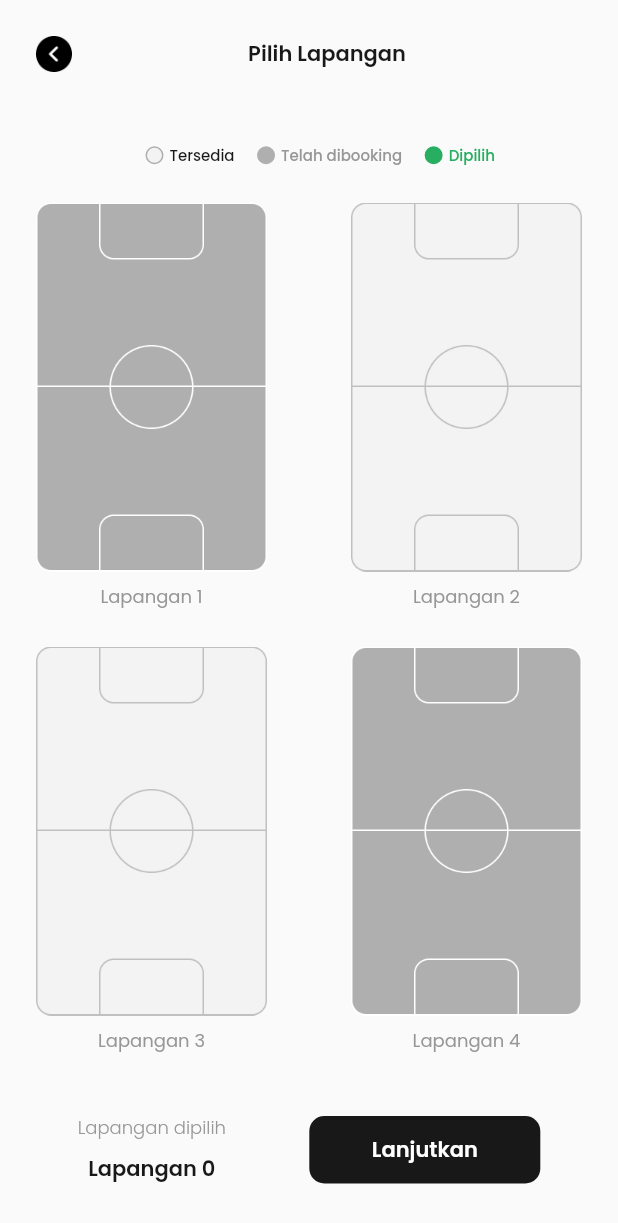
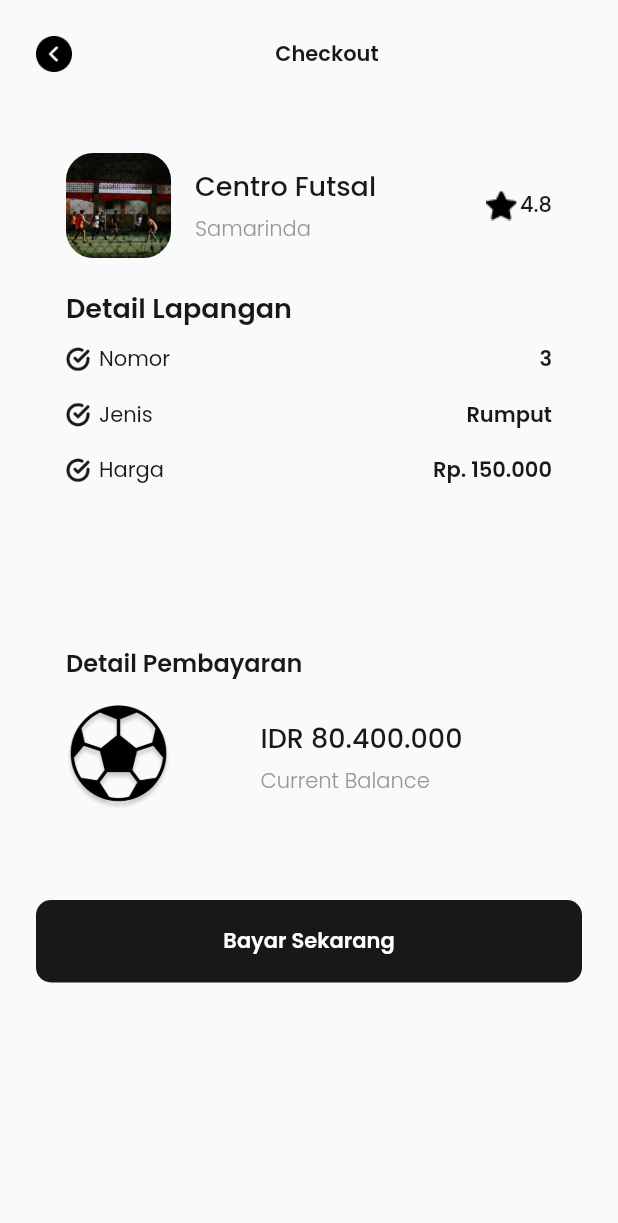
Before and after one commit to 2001arman/flutter-futsalApp, a Flutter app: the FieldPage screen opened by its route, after a tap on "Lanjutkan", on a phone screen of 412 x 824 dp. Shown: the top 1223 px of the screen. Run offline on Flutter 3.47's test engine with Material 2 defaults, Android fonts, the phone set to English and light mode, and no system bars; our stand-ins replace bloc, flutter_bloc, google_fonts.

Commit message:
sudah sampe checkout page

```diff
--- a/lib/main.dart
+++ b/lib/main.dart
@@ -1,5 +1,6 @@
 import 'package:demo_futsalapp/cubit/field_cubit.dart';
 import 'package:demo_futsalapp/cubit/page_cubit.dart';
+import 'package:demo_futsalapp/pages/checkout_page.dart';
 import 'package:demo_futsalapp/pages/details_page.dart';
 import 'package:demo_futsalapp/pages/field_page.dart';
 import 'package:demo_futsalapp/pages/login_page.dart';
@@ -36,6 +37,7 @@
           'main-page': (context) => MainPage(),
           'details-page': (context) => DetailsPage(),
           'field-page': (context) => FieldPage(),
+          'checkout-page': (context) => CheckoutPage(),
         },
         // home: HomePage(),
       ),
--- /dev/null
+++ b/lib/pages/checkout_page.dart
@@ -0,0 +1,195 @@
+import 'package:demo_futsalapp/constanst.dart';
+import 'package:demo_futsalapp/widgets/container_icon.dart';
+import 'package:demo_futsalapp/widgets/detail_item.dart';
+import 'package:demo_futsalapp/widgets/my_button.dart';
+import 'package:flutter/material.dart';
+
+class CheckoutPage extends StatelessWidget {
+  const CheckoutPage({Key? key}) : super(key: key);
+
+  @override
+  Widget build(BuildContext context) {
+    Widget topBarSection() {
+      return Container(
+        margin: EdgeInsets.all(defaultMargin),
+        width: double.infinity,
+        child: Row(
+          children: [
+            GestureDetector(
+              onTap: () {
+                Navigator.pop(context);
+              },
+              child: ContainerIcon(imageUrl: "assets/icon_arrow.png"),
+            ),
+            Spacer(),
+            Text(
+              "Checkout",
+              style: blackTextStyle.copyWith(
+                fontSize: 14,
+                fontWeight: semiBold,
+              ),
+            ),
+            Spacer(),
+          ],
+        ),
+      );
+    }
+
+    Widget detailsSection() {
+      Widget informasiLapangan() {
+        return Row(
+          children: [
+            Container(
+              width: 70,
+              height: 70,
+              margin: EdgeInsets.only(right: 16),
+              decoration: BoxDecoration(
+                borderRadius: BorderRadius.circular(18),
+                image: DecorationImage(
+                  image: AssetImage("assets/image_futsal1.png"),
+                  fit: BoxFit.cover,
+                ),
+              ),
+            ),
+            Expanded(
+              child: Column(
+                crossAxisAlignment: CrossAxisAlignment.start,
+                children: [
+                  Text(
+                    "Centro Futsal",
+                    style: blackTextStyle.copyWith(
+                      fontSize: 18,
+                      fontWeight: medium,
+                    ),
+                  ),
+                  SizedBox(height: 5),
+                  Text(
+                    "Samarinda",
+                    style: lightTextStyle.copyWith(
+                      fontWeight: light,
+                    ),
+                  )
+                ],
+              ),
+            ),
+            ContainerIcon(imageUrl: "assets/icon_star.png"),
+            Text(
+              "4.8",
+              style: blackTextStyle.copyWith(
+                fontWeight: medium,
+              ),
+            )
+          ],
+        );
+      }
+
+      Widget detailLapangan() {
+        return Container(
+          margin: EdgeInsets.only(top: 20),
+          child: Column(
+            crossAxisAlignment: CrossAxisAlignment.start,
+            children: [
+              Text(
+                "Detail Lapangan",
+                style: blackTextStyle.copyWith(
+                  fontSize: 18,
+                  fontWeight: semiBold,
+                ),
+              ),
+              SizedBox(height: 10),
+              DetailItem(title: "Nomor", value: "3"),
+              DetailItem(title: "Jenis", value: "Rumput"),
+              DetailItem(title: "Harga", value: "Rp. 150.000"),
+            ],
+          ),
+        );
+      }
+
+      return Container(
+        padding: EdgeInsets.symmetric(vertical: 30, horizontal: 20),
+        margin: EdgeInsets.symmetric(horizontal: defaultMargin),
+        child: Column(
+          crossAxisAlignment: CrossAxisAlignment.start,
+          children: [
+            informasiLapangan(),
+            detailLapangan(),
+          ],
+        ),
+      );
+    }
+
+    Widget saldo() {
+      return Container(
+        margin: EdgeInsets.symmetric(vertical: 30, horizontal: defaultMargin),
+        padding: EdgeInsets.symmetric(horizontal: 20, vertical: 30),
+        child: Column(
+          crossAxisAlignment: CrossAxisAlignment.start,
+          children: [
+            Text(
+              "Detail Pembayaran",
+              style: blackTextStyle.copyWith(
+                fontSize: 16,
+                fontWeight: semiBold,
+              ),
+            ),
+            SizedBox(height: 16),
+            Row(
+              children: [
+                Container(
+                  width: 70,
+                  height: 70,
+                  decoration: BoxDecoration(
+                    image: DecorationImage(
+                      image: AssetImage("assets/logo.png"),
+                    ),
+                  ),
+                ),
+                Spacer(),
+                Column(
+                  crossAxisAlignment: CrossAxisAlignment.start,
+                  children: [
+                    Text(
+                      "IDR 80.400.000",
+                      style: blackTextStyle.copyWith(
+                        fontSize: 18,
+                        fontWeight: medium,
+                      ),
+                    ),
+                    SizedBox(height: 5),
+                    Text(
+                      "Current Balance",
+                      style: lightTextStyle.copyWith(
+                        fontWeight: light,
+                      ),
+                    )
+                  ],
+                ),
+                Spacer(),
+              ],
+            ),
+          ],
+        ),
+      );
+    }
+
+    return Scaffold(
+      backgroundColor: kBackgroundColor,
+      body: SafeArea(
+        child: ListView(
+          children: [
+            topBarSection(),
+            detailsSection(),
+            saldo(),
+            MyButton(
+              onTap: () {},
+              margin: EdgeInsets.symmetric(horizontal: defaultMargin),
+              width: double.infinity,
+              height: 55,
+              text: "Bayar Sekarang",
+            ),
+          ],
+        ),
+      ),
+    );
+  }
+}
--- a/lib/pages/field_page.dart
+++ b/lib/pages/field_page.dart
@@ -157,7 +157,9 @@
                   ],
                 ),
                 MyButton(
-                  onTap: () {},
+                  onTap: () {
+                    Navigator.pushNamed(context, 'checkout-page');
+                  },
                   width: 154,
                   height: 45,
                   margin: EdgeInsets.zero,
--- /dev/null
+++ b/lib/widgets/detail_item.dart
@@ -0,0 +1,39 @@
+import 'package:demo_futsalapp/constanst.dart';
+import 'package:flutter/material.dart';
+
+class DetailItem extends StatelessWidget {
+  const DetailItem({Key? key, required this.title, required this.value})
+      : super(key: key);
+
+  final String title, value;
+
+  @override
+  Widget build(BuildContext context) {
+    return Container(
+      margin: EdgeInsets.only(bottom: 16),
+      child: Row(
+        children: [
+          Container(
+            height: 16,
+            width: 16,
+            decoration: BoxDecoration(
+              image: DecorationImage(
+                image: AssetImage("assets/icon_check.png"),
+              ),
+            ),
+          ),
+          SizedBox(width: 6),
+          Expanded(
+            child: Text(title, style: blackTextStyle),
+          ),
+          Text(
+            value,
+            style: blackTextStyle.copyWith(
+              fontWeight: semiBold,
+            ),
+          ),
+        ],
+      ),
+    );
+  }
+}
--- a/lib/widgets/small_container.dart
+++ b/lib/widgets/small_container.dart
@@ -19,7 +19,6 @@
       width: 73,
       height: 36,
       margin: EdgeInsets.only(right: 16),
-      padding: EdgeInsets.symmetric(vertical: 12),
       decoration: BoxDecoration(
         borderRadius: BorderRadius.circular(10),
         color: isActive ? kBlackColor : kBackgroundColor,
```
Also changed, not shown: assets/icon_check.png (added), assets/icon_schedule.png (added).
